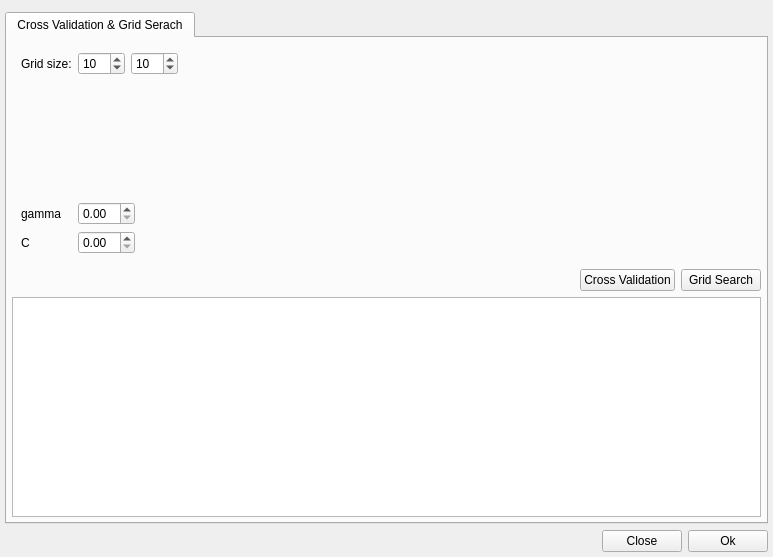
Before: the Qt Designer form annot/gui/validationdlg.ui in manerotoni/afw, drawn with Qt 5.
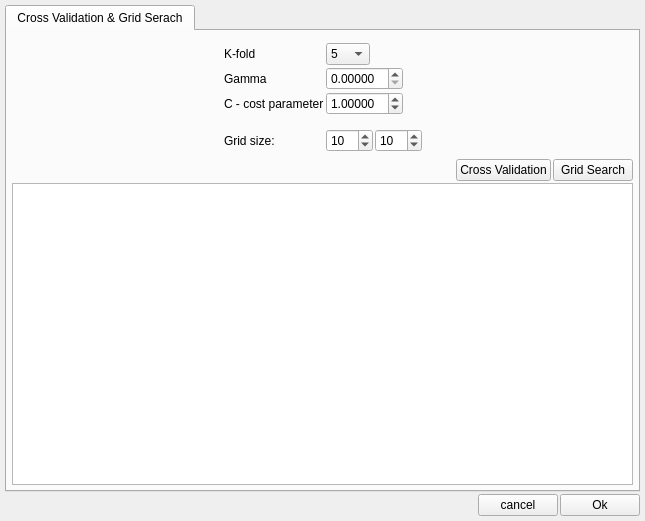
After: the same form once the commit is applied. Icons and pictures are not drawn.

Commit message: crossvalidation dialog enhanced

```diff
--- a/annot/gui/validationdlg.ui
+++ b/annot/gui/validationdlg.ui
@@ -6,24 +6,15 @@
    <rect>
     <x>0</x>
     <y>0</y>
-    <width>773</width>
-    <height>557</height>
+    <width>645</width>
+    <height>521</height>
    </rect>
   </property>
   <property name="windowTitle">
    <string>Form</string>
   </property>
   <layout class="QGridLayout" name="gridLayout_2">
-   <property name="leftMargin">
-    <number>5</number>
-   </property>
-   <property name="topMargin">
-    <number>12</number>
-   </property>
-   <property name="rightMargin">
-    <number>5</number>
-   </property>
-   <property name="bottomMargin">
+   <property name="margin">
     <number>5</number>
    </property>
    <item row="0" column="0">
@@ -40,41 +31,55 @@
         <number>5</number>
        </property>
        <item>
+        <layout class="QHBoxLayout" name="hbox3">
+         <item>
+          <spacer name="hspacer2">
+           <property name="orientation">
+            <enum>Qt::Horizontal</enum>
+           </property>
+           <property name="sizeHint" stdset="0">
+            <size>
+             <width>40</width>
+             <height>20</height>
+            </size>
+           </property>
+          </spacer>
+         </item>
+         <item>
         <widget class="QFrame" name="frame">
+           <property name="sizePolicy">
+            <sizepolicy hsizetype="Preferred" vsizetype="Maximum">
+             <horstretch>0</horstretch>
+             <verstretch>0</verstretch>
+            </sizepolicy>
+           </property>
          <layout class="QFormLayout" name="formLayout">
           <property name="fieldGrowthPolicy">
            <enum>QFormLayout::FieldsStayAtSizeHint</enum>
           </property>
           <item row="0" column="0">
+             <layout class="QHBoxLayout" name="hbox1"/>
+            </item>
+            <item row="1" column="0">
            <widget class="QLabel" name="label">
             <property name="text">
-             <string>Grid size:</string>
+               <string>K-fold</string>
             </property>
            </widget>
           </item>
-          <item row="0" column="1">
-           <layout class="QHBoxLayout" name="horizontalLayout">
+            <item row="1" column="1">
+             <widget class="QComboBox" name="fold">
             <item>
-             <widget class="QSpinBox" name="spinBox_2">
-              <property name="maximum">
-               <number>666</number>
-              </property>
-              <property name="value">
-               <number>10</number>
-              </property>
-             </widget>
+               <property name="text">
+                <string>5</string>
+               </property>
             </item>
             <item>
-             <widget class="QSpinBox" name="spinBox">
-              <property name="maximum">
-               <number>666</number>
-              </property>
-              <property name="value">
-               <number>10</number>
-              </property>
-             </widget>
-            </item>
-           </layout>
+               <property name="text">
+                <string>10</string>
+               </property>
+              </item>
+             </widget>
           </item>
           <item row="2" column="0">
            <widget class="QLabel" name="label_2">
@@ -82,12 +87,16 @@
              <string>&lt;html&gt;&lt;head/&gt;&lt;body&gt;&lt;p&gt;Kernel parameter&lt;/p&gt;&lt;p&gt;&lt;br/&gt;&lt;/p&gt;&lt;/body&gt;&lt;/html&gt;</string>
             </property>
             <property name="text">
-             <string>gamma</string>
+               <string>Gamma</string>
             </property>
            </widget>
           </item>
           <item row="2" column="1">
-           <widget class="QDoubleSpinBox" name="gamma"/>
+             <widget class="QDoubleSpinBox" name="gamma">
+              <property name="decimals">
+               <number>5</number>
+              </property>
+             </widget>
           </item>
           <item row="3" column="0">
            <widget class="QLabel" name="label_3">
@@ -95,15 +104,59 @@
              <string>&lt;html&gt;&lt;head/&gt;&lt;body&gt;&lt;p&gt;Regularisation constant&lt;/p&gt;&lt;/body&gt;&lt;/html&gt;</string>
             </property>
             <property name="text">
-             <string>C</string>
+               <string>C - cost parameter</string>
             </property>
            </widget>
           </item>
           <item row="3" column="1">
-           <widget class="QDoubleSpinBox" name="regularisationConstant"/>
-          </item>
-          <item row="1" column="1">
-           <spacer name="verticalSpacer">
+             <widget class="QDoubleSpinBox" name="regConst">
+              <property name="autoFillBackground">
+               <bool>false</bool>
+              </property>
+              <property name="decimals">
+               <number>5</number>
+              </property>
+              <property name="value">
+               <double>1.000000000000000</double>
+              </property>
+             </widget>
+            </item>
+            <item row="5" column="0">
+             <widget class="QLabel" name="grid_label">
+              <property name="toolTip">
+               <string>&lt;html&gt;&lt;head/&gt;&lt;body&gt;&lt;p&gt;Grid search is performed on a logarithmic grid. This parameters defined the number of grid points per axes.&lt;/p&gt;&lt;p&gt;Search range 10&lt;span style=&quot; vertical-align:super;&quot;&gt;-3&lt;/span&gt; to 10&lt;span style=&quot; vertical-align:super;&quot;&gt;3&lt;/span&gt; for C and 10&lt;span style=&quot; vertical-align:super;&quot;&gt;-5&lt;/span&gt; to 10&lt;span style=&quot; vertical-align:super;&quot;&gt;2&lt;/span&gt; for gamma.&lt;/p&gt;&lt;/body&gt;&lt;/html&gt;</string>
+              </property>
+              <property name="text">
+               <string>Grid size:</string>
+              </property>
+             </widget>
+            </item>
+            <item row="5" column="1">
+             <layout class="QHBoxLayout" name="hbox2">
+              <item>
+               <widget class="QSpinBox" name="grid_C">
+                <property name="maximum">
+                 <number>666</number>
+                </property>
+                <property name="value">
+                 <number>10</number>
+                </property>
+               </widget>
+              </item>
+              <item>
+               <widget class="QSpinBox" name="grid_gamma">
+                <property name="maximum">
+                 <number>666</number>
+                </property>
+                <property name="value">
+                 <number>10</number>
+                </property>
+               </widget>
+              </item>
+             </layout>
+            </item>
+            <item row="4" column="1">
+             <spacer name="vspacer">
             <property name="orientation">
              <enum>Qt::Vertical</enum>
             </property>
@@ -119,9 +172,24 @@
         </widget>
        </item>
        <item>
-        <layout class="QHBoxLayout" name="horizontalLayout_3">
+          <spacer name="hspacer1">
+           <property name="orientation">
+            <enum>Qt::Horizontal</enum>
+           </property>
+           <property name="sizeHint" stdset="0">
+            <size>
+             <width>40</width>
+             <height>20</height>
+            </size>
+           </property>
+          </spacer>
+         </item>
+        </layout>
+       </item>
          <item>
-          <spacer name="horizontalSpacer_2">
+        <layout class="QHBoxLayout" name="hbox4">
+         <item>
+          <spacer name="hspacer3">
            <property name="orientation">
             <enum>Qt::Horizontal</enum>
            </property>
@@ -134,14 +202,14 @@
           </spacer>
          </item>
          <item>
-          <widget class="QPushButton" name="pushButton_4">
+          <widget class="QPushButton" name="crossValBtn">
            <property name="text">
             <string>Cross Validation</string>
            </property>
           </widget>
          </item>
          <item>
-          <widget class="QPushButton" name="pushButton">
+          <widget class="QPushButton" name="gridSearchBtn">
            <property name="text">
             <string>Grid Search</string>
            </property>
@@ -151,6 +219,12 @@
        </item>
        <item>
         <widget class="QTextEdit" name="output">
+         <property name="sizePolicy">
+          <sizepolicy hsizetype="Expanding" vsizetype="MinimumExpanding">
+           <horstretch>0</horstretch>
+           <verstretch>0</verstretch>
+          </sizepolicy>
+         </property>
          <property name="textInteractionFlags">
           <set>Qt::TextSelectableByKeyboard|Qt::TextSelectableByMouse</set>
          </property>
@@ -178,7 +252,7 @@
      <item>
       <widget class="QPushButton" name="pushButton_2">
        <property name="text">
-        <string>Close</string>
+        <string>cancel</string>
        </property>
       </widget>
      </item>
@@ -193,6 +267,26 @@
    </item>
   </layout>
  </widget>
- <resources/>
- <connections/>
+ <layoutdefault spacing="2" margin="5"/>
+ <resources>
+  <include location="../../qrc/at_rc.qrc"/>
+ </resources>
+ <connections>
+  <connection>
+   <sender>cancelBtn</sender>
+   <signal>clicked()</signal>
+   <receiver>Form</receiver>
+   <slot>close()</slot>
+   <hints>
+    <hint type="sourcelabel">
+     <x>505</x>
+     <y>501</y>
+    </hint>
+    <hint type="destinationlabel">
+     <x>322</x>
+     <y>260</y>
+    </hint>
+   </hints>
+  </connection>
+ </connections>
 </ui>
```
Left out of the diff: 25 changed lines with no effect on the pictures. Lines whose indentation alone changed are shown as unchanged. The commit also changes 4 other files.
